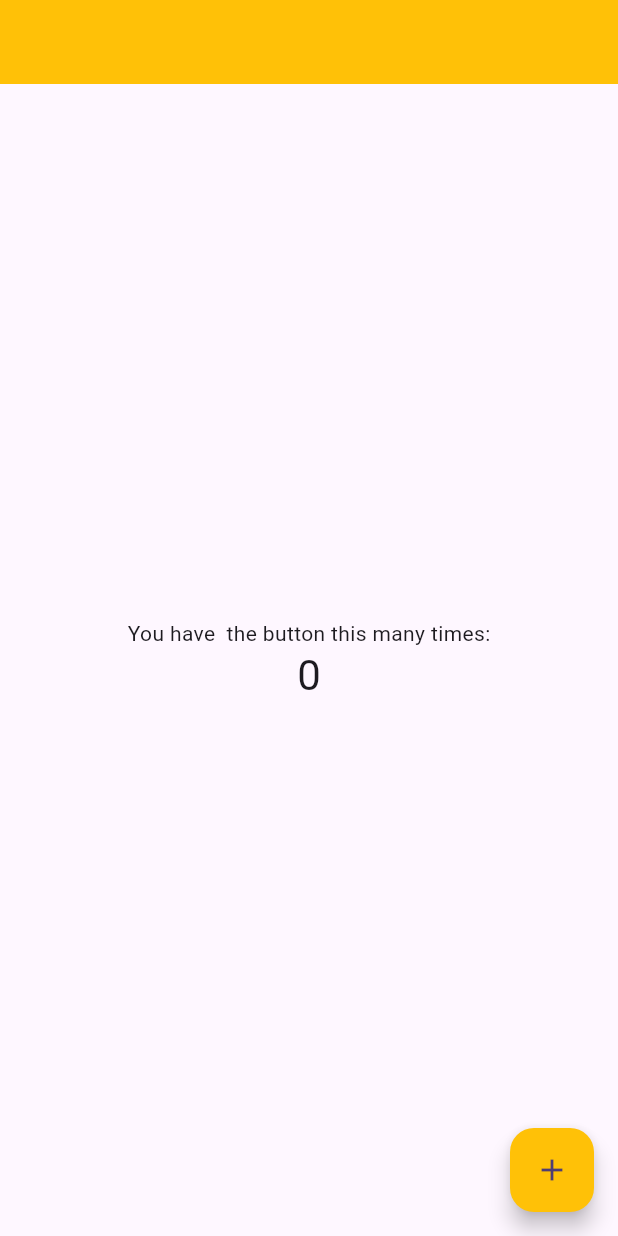
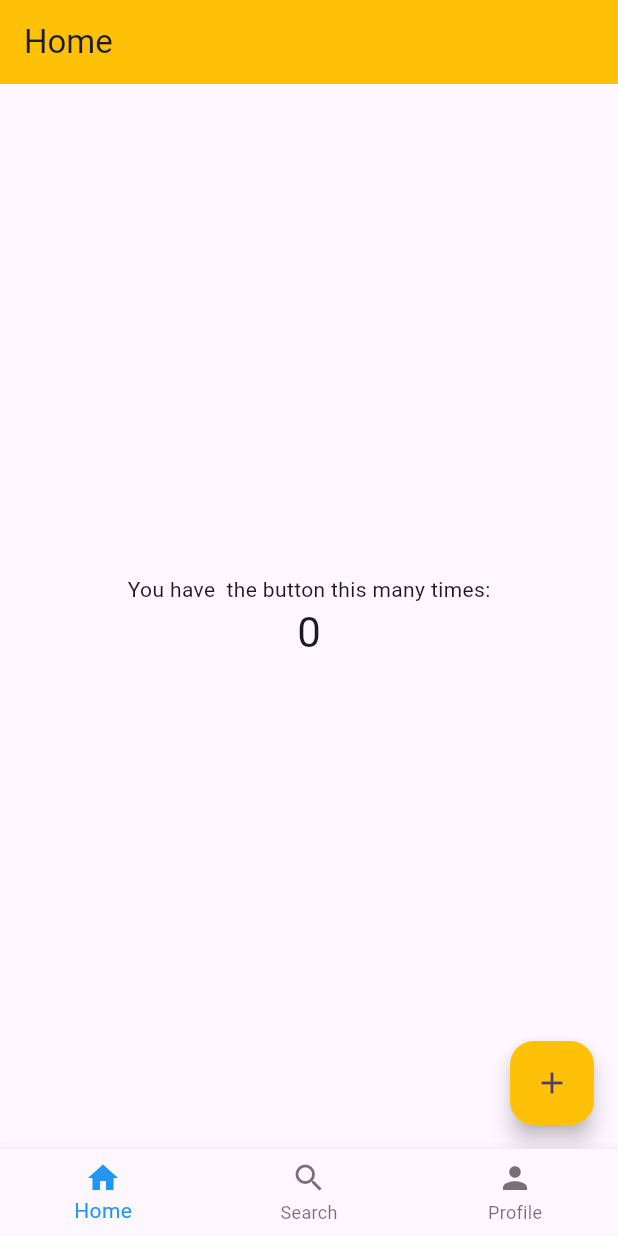
Before and after one commit to MrOmarJnr/fieldmobile, a Flutter app: the screen it shows after launch, on a phone screen of 412 x 824 dp. Run offline on Flutter 3.47's test engine with Material 3 defaults, Android fonts, the phone set to English and light mode, and no system bars.

Commit message:
change14

```diff
--- a/field_project/lib/home.dart
+++ b/field_project/lib/home.dart
@@ -3,7 +3,26 @@ import 'package:field_project/searchscreen.dart';
 import 'package:field_project/splashscreen.dart';
 import 'package:flutter/material.dart';
 
+void main() {
+  runApp(MyApp());
+}
+/*
+class MyApp extends StatelessWidget {
+  @override
+  Widget build(BuildContext context) {
+    return MaterialApp(
+      title: 'Bottom Navigation Demo',
+      theme: ThemeData(
+        primarySwatch: Colors.blue,
+      ),
+      home: MyHomePage(
+        title: '',
+      ),
+    );
+  }
+}
 
+*/
 
 class MyHomePage extends StatefulWidget {
   const MyHomePage({Key? key, required this.title}) : super(key: key);
@@ -156,3 +175,16 @@ class _MyBottomNavigationBarState extends State<MyBottomNavigationBar> {
     );
   }
 }
+
+class MyApp extends StatelessWidget {
+  @override
+  Widget build(BuildContext context) {
+    return MaterialApp(
+      title: 'Bottom Navigation Demo',
+      theme: ThemeData(
+        primarySwatch: Colors.blue,
+      ),
+      home: Splash(),
+    );
+  }
+}
--- a/field_project/lib/landing.dart
+++ b/field_project/lib/landing.dart
@@ -0,0 +1,175 @@
+import 'package:field_project/profilescreen.dart';
+import 'package:field_project/searchscreen.dart';
+import 'package:field_project/splashscreen.dart';
+import 'package:flutter/material.dart';
+
+
+/*
+class MyApp extends StatelessWidget {
+  @override
+  Widget build(BuildContext context) {
+    return MaterialApp(
+      title: 'Bottom Navigation Demo',
+      theme: ThemeData(
+        primarySwatch: Colors.blue,
+      ),
+      home: MyHomePage(
+        title: '',
+      ),
+    );
+  }
+}
+
+*/
+
+class MyHomePage extends StatefulWidget {
+  const MyHomePage({Key? key, required this.title}) : super(key: key);
+
+  final String title;
+
+  @override
+  _MyHomePageState createState() => _MyHomePageState();
+}
+
+class _MyHomePageState extends State<MyHomePage> {
+  int _counter = 0;
+
+  void _incrementCounter() {
+    setState(() {
+      _counter++;
+    });
+  }
+
+  @override
+  Widget build(BuildContext context) {
+    return Scaffold(
+      appBar: AppBar(
+        title: Text(widget.title),
+        backgroundColor: Colors.amber, // Custom background color
+      ),
+      body: Center(
+        child: Column(
+          mainAxisAlignment: MainAxisAlignment.center,
+          children: <Widget>[
+            const Text(
+              'You have  the button this many times:',
+            ),
+            Text(
+              '$_counter',
+              style: Theme.of(context)
+                  .textTheme
+                  .headlineMedium, // Larger text style
+            ),
+          ],
+        ),
+      ),
+      floatingActionButton: FloatingActionButton(
+        onPressed: _incrementCounter,
+        tooltip: 'Increment',
+        child: const Icon(Icons.add),
+        backgroundColor: Colors.amber, // Custom background color for FAB
+      ),
+    );
+  }
+}
+
+class HomeScreen extends StatelessWidget {
+  @override
+  Widget build(BuildContext context) {
+    return Scaffold(
+      appBar: AppBar(
+        title: Text('Home Screen'),
+      ),
+      body: Center(
+        child: Text(
+          'This is the Home Screen',
+          style: TextStyle(fontSize: 24),
+        ),
+      ),
+    );
+  }
+}
+
+class SearchScreen extends StatelessWidget {
+  @override
+  Widget build(BuildContext context) {
+    return Scaffold(
+      appBar: AppBar(
+        title: Text('Search Screen'),
+      ),
+      body: Center(
+        child: Text(
+          'This is the Search Screen',
+          style: TextStyle(fontSize: 24),
+        ),
+      ),
+    );
+  }
+}
+
+class ProfileScreen extends StatelessWidget {
+  @override
+  Widget build(BuildContext context) {
+    return Scaffold(
+      appBar: AppBar(
+        title: Text('Profile Screen'),
+      ),
+      body: Center(
+        child: Text(
+          'This is the Profile Screen',
+          style: TextStyle(fontSize: 24),
+        ),
+      ),
+    );
+  }
+}
+
+class MyBottomNavigationBar extends StatefulWidget {
+  @override
+  _MyBottomNavigationBarState createState() => _MyBottomNavigationBarState();
+}
+
+class _MyBottomNavigationBarState extends State<MyBottomNavigationBar> {
+  int _selectedIndex = 0;
+
+  static const List<Widget> _widgetOptions = <Widget>[
+    MyHomePage(title: 'Home'),
+    Searchscreen(title: 'Search'),
+    Profilescreen(title: 'Profile'),
+  ];
+
+  void _onItemTapped(int index) {
+    setState(() {
+      _selectedIndex = index;
+    });
+  }
+
+  @override
+  Widget build(BuildContext context) {
+    return Scaffold(
+      body: IndexedStack(
+        index: _selectedIndex,
+        children: _widgetOptions,
+      ),
+      bottomNavigationBar: BottomNavigationBar(
+        items: const <BottomNavigationBarItem>[
+          BottomNavigationBarItem(
+            icon: Icon(Icons.home),
+            label: 'Home',
+          ),
+          BottomNavigationBarItem(
+            icon: Icon(Icons.search),
+            label: 'Search',
+          ),
+          BottomNavigationBarItem(
+            icon: Icon(Icons.person),
+            label: 'Profile',
+          ),
+        ],
+        currentIndex: _selectedIndex,
+        selectedItemColor: Colors.blue,
+        onTap: _onItemTapped,
+      ),
+    );
+  }
+}
--- a/field_project/lib/splashscreen.dart
+++ b/field_project/lib/splashscreen.dart
@@ -1,6 +1,7 @@
 import 'package:field_project/home.dart';
 import 'package:field_project/main.dart';
 import 'package:flutter/material.dart';
+import '';
 
 class Splash extends StatefulWidget {
   const Splash({super.key});
@@ -19,7 +20,7 @@ class _SplashState extends State<Splash> {
   _navigatetohome() async {
     await Future.delayed(Duration(milliseconds: 5000), () {});
     Navigator.pushReplacement(context,
-        MaterialPageRoute(builder: (context) => MyHomePage(title: '',)));
+        MaterialPageRoute(builder: (context) => MyBottomNavigationBar()));
   }
 
   @override
```
